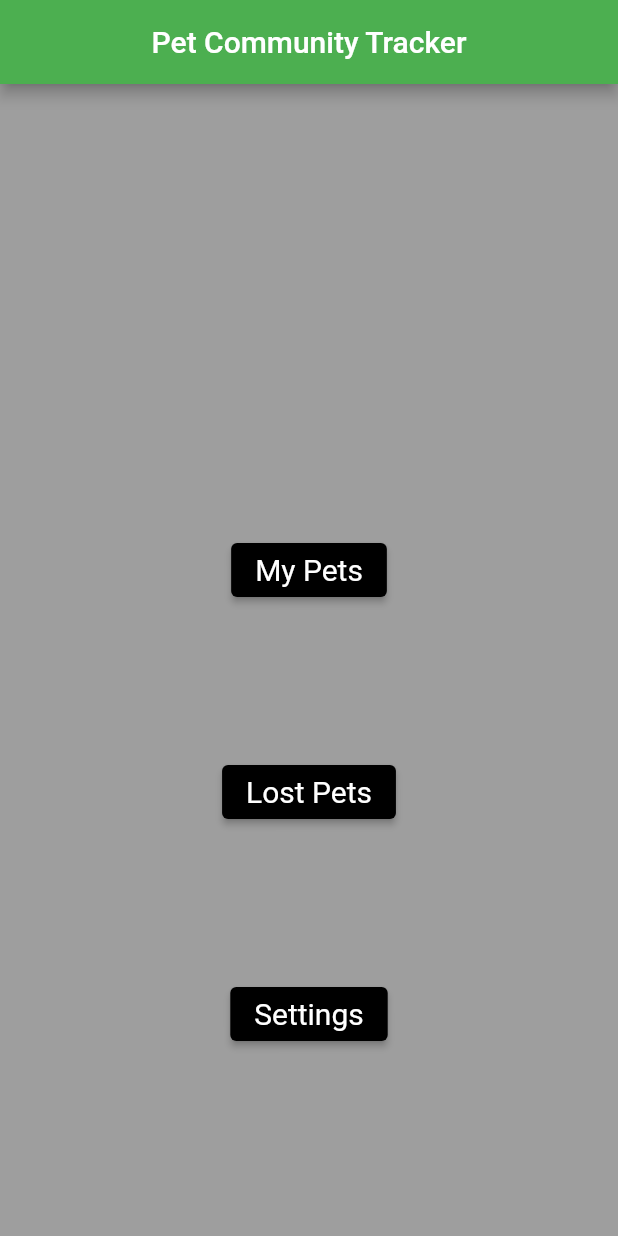
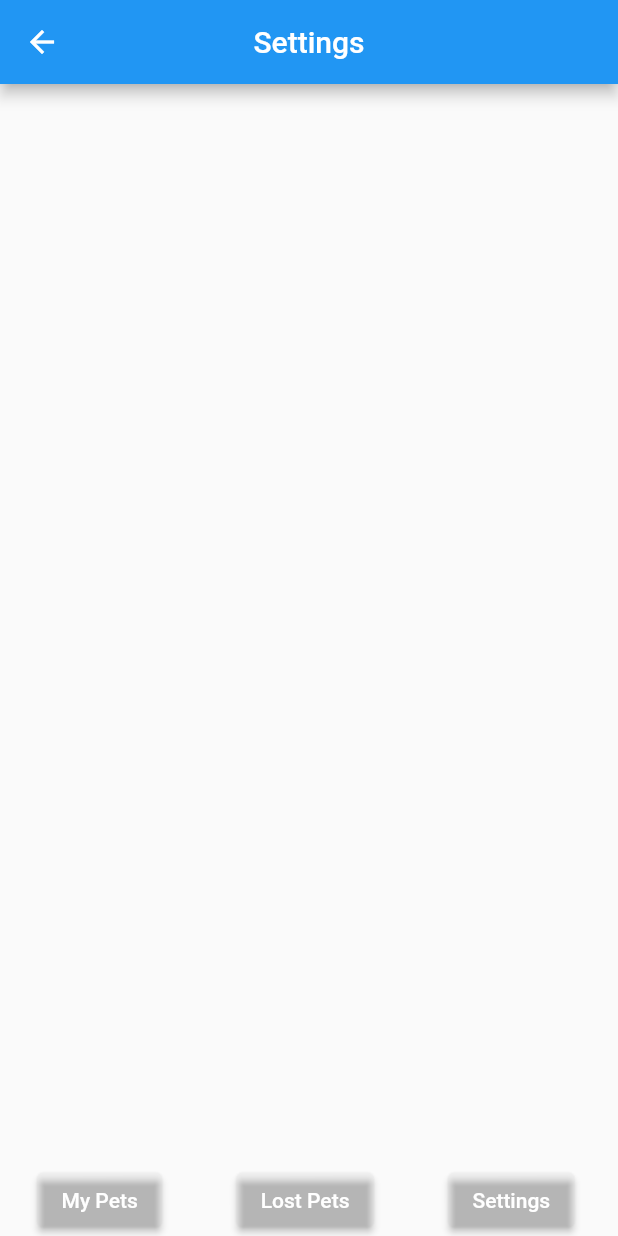
Before and after one commit to BobbyTortorello/P-C-T-Flutter, a Flutter app: the screen it shows after launch, after a tap on "Settings", on a phone screen of 412 x 824 dp. Run offline on Flutter 3.47's test engine with Material 2 defaults, Android fonts, the phone set to English and light mode, and no system bars; our stand-ins replace image_picker.

Commit message:
Added lost pets and setting screen
created a navigation bar to navigate between screen

will continue to work on adding pets later

```diff
--- a/lib/main.dart
+++ b/lib/main.dart
@@ -1,25 +1,29 @@
 // ignore_for_file: camel_case_types
 
 import 'package:flutter/material.dart';
+import 'package:p_c_t/lost_pets.dart';
 import 'package:p_c_t/my_pets.dart';
 import 'package:p_c_t/new_pet.dart';
+import 'package:p_c_t/settings.dart';
 
 void main() {
-  runApp(const P_C_T());
+  runApp(const PCT());
   runApp(
     MaterialApp(
       initialRoute: '/home',
       routes: {
-        '/home': (context) => const P_C_T(),
+        '/home': (context) => const PCT(),
         '/myPets': (context) => const MyPets(),
-        '/addPet': (context) => const AddPet()
+        '/addPet': (context) => const AddPet(),
+        '/lostPets': (context) => const LostPets(),
+        '/settings': (context) => const Settings()
       },
     ),
   );
 }
 
-class P_C_T extends StatelessWidget {
-  const P_C_T({Key? key}) : super(key: key);
+class PCT extends StatelessWidget {
+  const PCT({Key? key}) : super(key: key);
 
   @override
   Widget build(BuildContext context) {
@@ -51,14 +55,18 @@ class P_C_T extends StatelessWidget {
             const SizedBox(height: 100),
             Center(
               child: ElevatedButton(
-                onPressed: () {},
+                onPressed: () {
+                  Navigator.pushNamed(context, '/lostPets');
+                },
                 child: const Text('Lost Pets'),
               ),
             ),
             const SizedBox(height: 100),
             Center(
               child: ElevatedButton(
-                onPressed: () {},
+                onPressed: () {
+                  Navigator.pushNamed(context, '/settings');
+                },
                 child: const Text('Settings'),
               ),
             )
@@ -68,3 +76,44 @@ class P_C_T extends StatelessWidget {
     );
   }
 }
+
+class bottomBar extends StatelessWidget {
+  const bottomBar({Key? key}) : super(key: key);
+
+  Widget build(BuildContext context) {
+    return Row(
+      children: [
+        const SizedBox(
+          width: 25,
+        ),
+        ElevatedButton(
+          onPressed: () {
+            Navigator.pushNamed(context, '/myPets');
+          },
+          child: const Text('My Pets'),
+          style: ElevatedButton.styleFrom(primary: Colors.transparent),
+        ),
+        const SizedBox(
+          width: 50,
+        ),
+        ElevatedButton(
+          onPressed: () {
+            Navigator.pushNamed(context, '/lostPets');
+          },
+          child: const Text('Lost Pets'),
+          style: ElevatedButton.styleFrom(primary: Colors.transparent),
+        ),
+        const SizedBox(
+          width: 50,
+        ),
+        ElevatedButton(
+          onPressed: () {
+            Navigator.pushNamed(context, '/settings');
+          },
+          child: const Text('Settings'),
+          style: ElevatedButton.styleFrom(primary: Colors.transparent),
+        ),
+      ],
+    );
+  }
+}
--- /dev/null
+++ b/lib/settings.dart
@@ -0,0 +1,16 @@
+import 'package:flutter/material.dart';
+import 'package:p_c_t/main.dart';
+
+class Settings extends StatelessWidget {
+  const Settings({Key? key}) : super(key: key);
+
+  Widget build(BuildContext context) {
+    return Scaffold(
+      appBar: AppBar(
+        title: const Text('Settings'),
+        centerTitle: true,
+      ),
+      bottomSheet: const bottomBar(),
+    );
+  }
+}
```
Also changed, not shown: lib/lost_pets.dart (added, +13 -0 lines), lib/my_pets.dart (+5 -55 lines), 1 other file.
